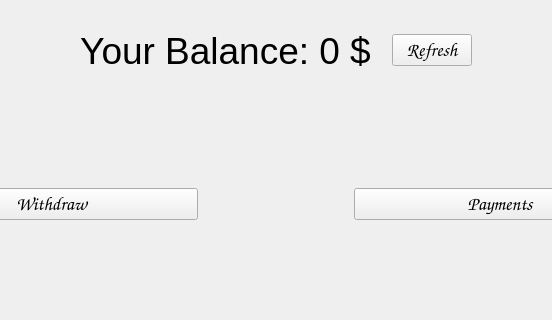
This is frontend/menus/MainMenu/mainmenu.ui in grytsiuko/QuadroBank as Qt 5 draws it before an edit; both pictures show x 125 to 677 and y 0 to 320 of the 800 by 600 pixel window. The edited form follows.
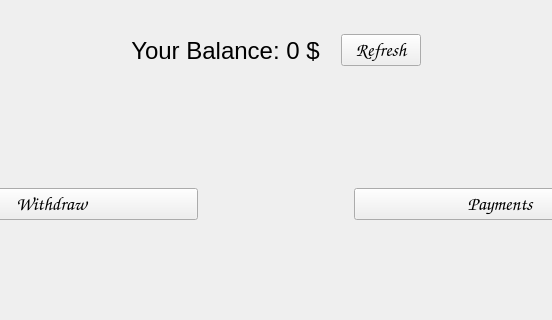
This is the edited form.

Diff of the .ui file:
```diff
--- a/frontend/menus/MainMenu/mainmenu.ui
+++ b/frontend/menus/MainMenu/mainmenu.ui
@@ -143,7 +143,7 @@
       <property name="font">
        <font>
         <family>Arial</family>
-        <pointsize>28</pointsize>
+        <pointsize>18</pointsize>
        </font>
       </property>
       <property name="text">
```
